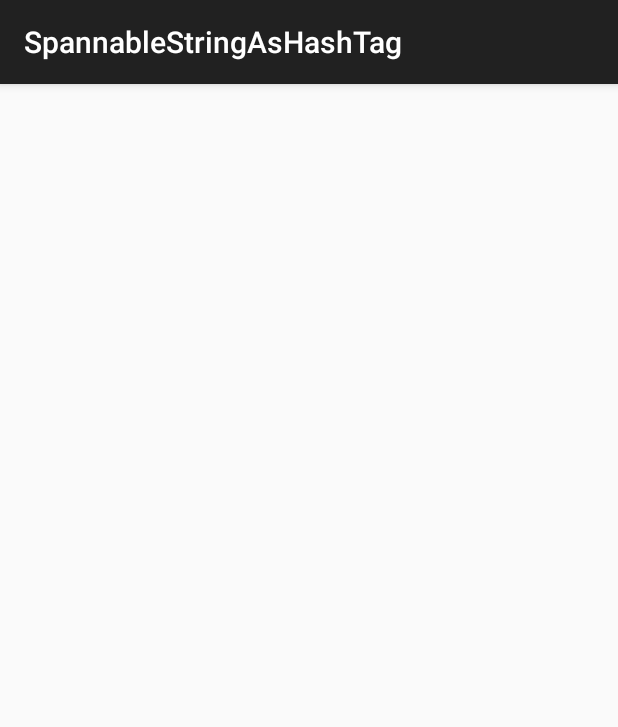
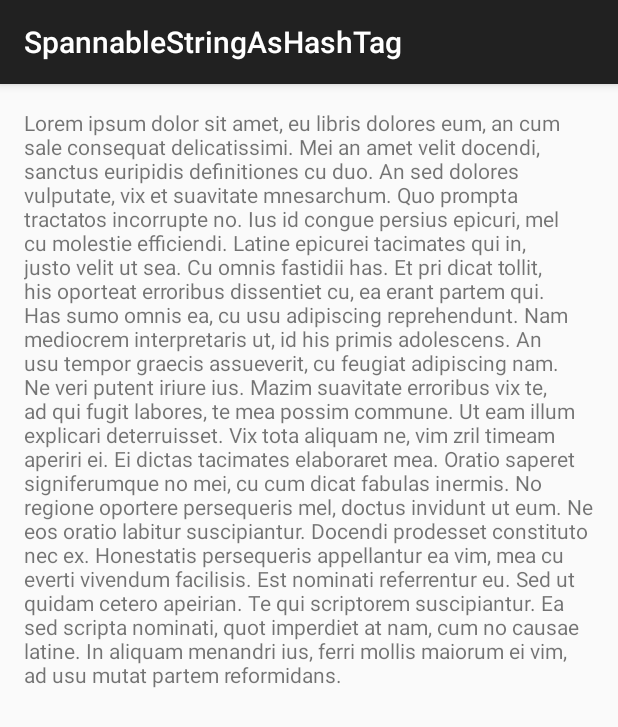
Before and after one commit to jiahaoliuliu/SpannableStringAsHashTag, an Android app: the screen it shows after launch (MainActivity), on a phone screen of 412 x 824 dp. Shown: the top 727 px of the screen. Run offline under Robolectric (Android 15) with nearby library versions, the phone set to English and light mode, and no system bars.

Commit message:
Added simple text to test

```diff
--- a/app/src/main/java/com/jiahaoliuliu/spannablestringashashtag/MainActivity.java
+++ b/app/src/main/java/com/jiahaoliuliu/spannablestringashashtag/MainActivity.java
@@ -1,17 +1,20 @@
 package com.jiahaoliuliu.spannablestringashashtag;
 
-import android.support.v7.app.ActionBarActivity;
 import android.os.Bundle;
 import android.support.v7.app.AppCompatActivity;
-import android.view.Menu;
-import android.view.MenuItem;
-
+import android.widget.TextView;
 
 public class MainActivity extends AppCompatActivity {
+
+    private TextView mHashTagsTextView;
 
     @Override
     protected void onCreate(Bundle savedInstanceState) {
         super.onCreate(savedInstanceState);
         setContentView(R.layout.activity_main);
+
+        mHashTagsTextView = (TextView) findViewById(R.id.hash_tags_text_view);
+
+        mHashTagsTextView.setText(getString(R.string.hash_tags_text));
     }
 }
--- a/app/src/main/res/layout/activity_main.xml
+++ b/app/src/main/res/layout/activity_main.xml
@@ -1,8 +1,11 @@
-<RelativeLayout xmlns:android="http://schemas.android.com/apk/res/android"
+<TextView
+    xmlns:android="http://schemas.android.com/apk/res/android"
     xmlns:tools="http://schemas.android.com/tools" android:layout_width="match_parent"
-    android:layout_height="match_parent" android:paddingLeft="@dimen/activity_horizontal_margin"
+    android:id="@+id/hash_tags_text_view"
+    android:layout_height="match_parent"
+    android:paddingLeft="@dimen/activity_horizontal_margin"
     android:paddingRight="@dimen/activity_horizontal_margin"
     android:paddingTop="@dimen/activity_vertical_margin"
-    android:paddingBottom="@dimen/activity_vertical_margin" tools:context=".MainActivity">
-
-</RelativeLayout>
+    android:paddingBottom="@dimen/activity_vertical_margin"
+    tools:context=".MainActivity">
+</TextView>
--- a/app/src/main/res/values/strings.xml
+++ b/app/src/main/res/values/strings.xml
@@ -1,3 +1,14 @@
 <resources>
     <string name="app_name">SpannableStringAsHashTag</string>
+
+    <string name="hash_tags_text">Lorem ipsum dolor sit amet, eu libris dolores eum, an cum sale consequat delicatissimi. Mei an amet velit docendi, sanctus euripidis definitiones cu duo. An sed dolores vulputate, vix et suavitate mnesarchum. Quo prompta tractatos incorrupte no. Ius id congue persius epicuri, mel cu molestie efficiendi.
+
+Latine epicurei tacimates qui in, justo velit ut sea. Cu omnis fastidii has. Et pri dicat tollit, his oporteat erroribus dissentiet cu, ea erant partem qui. Has sumo omnis ea, cu usu adipiscing reprehendunt.
+
+Nam mediocrem interpretaris ut, id his primis adolescens. An usu tempor graecis assueverit, cu feugiat adipiscing nam. Ne veri putent iriure ius. Mazim suavitate erroribus vix te, ad qui fugit labores, te mea possim commune. Ut eam illum explicari deterruisset. Vix tota aliquam ne, vim zril timeam aperiri ei. Ei dictas tacimates elaboraret mea.
+
+Oratio saperet signiferumque no mei, cu cum dicat fabulas inermis. No regione oportere persequeris mel, doctus invidunt ut eum. Ne eos oratio labitur suscipiantur. Docendi prodesset constituto nec ex. Honestatis persequeris appellantur ea vim, mea cu everti vivendum facilisis.
+
+Est nominati referrentur eu. Sed ut quidam cetero apeirian. Te qui scriptorem suscipiantur. Ea sed scripta nominati, quot imperdiet at nam, cum no causae latine. In aliquam menandri ius, ferri mollis maiorum ei vim, ad usu mutat partem reformidans.</string>
+
 </resources>
```
